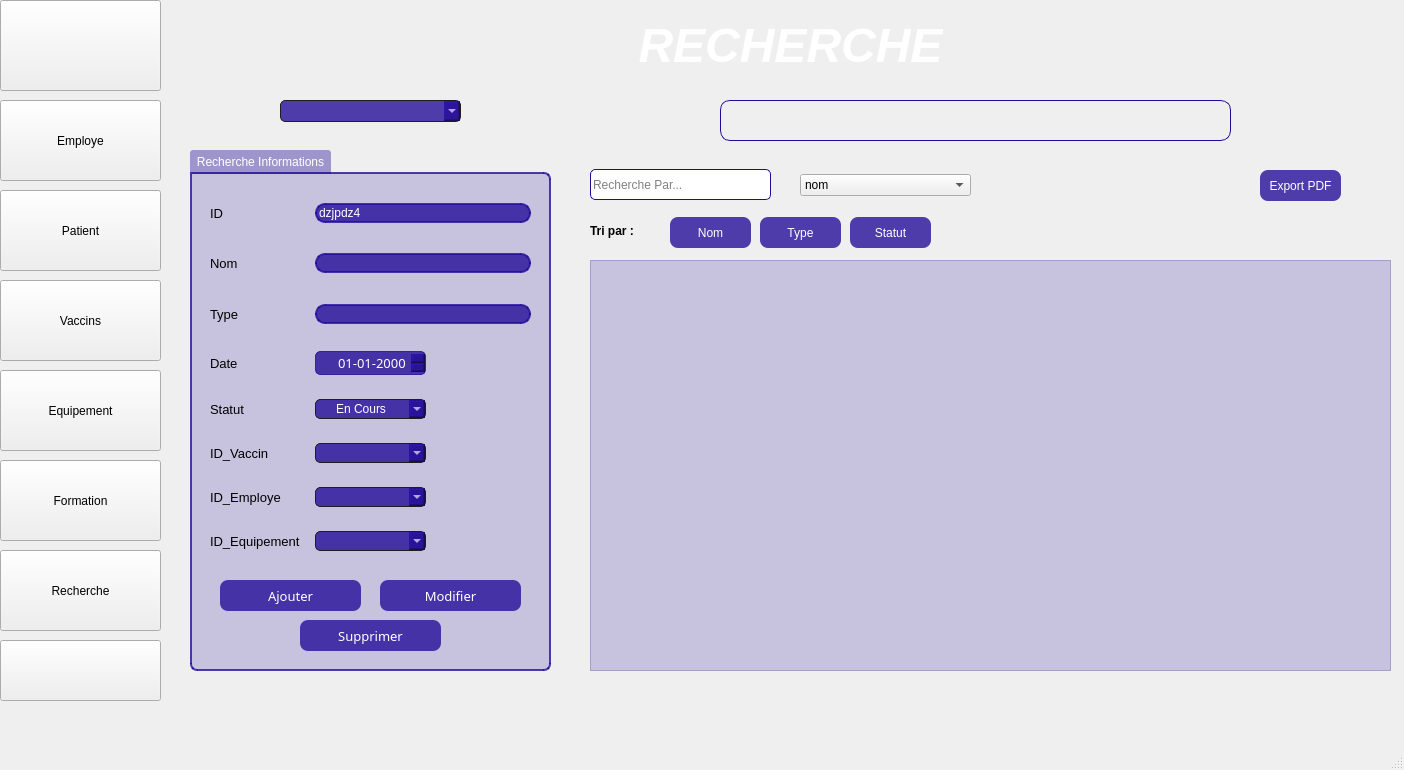
Qt form mainwindow.ui (Sahar231/projetcpp) before a commit.
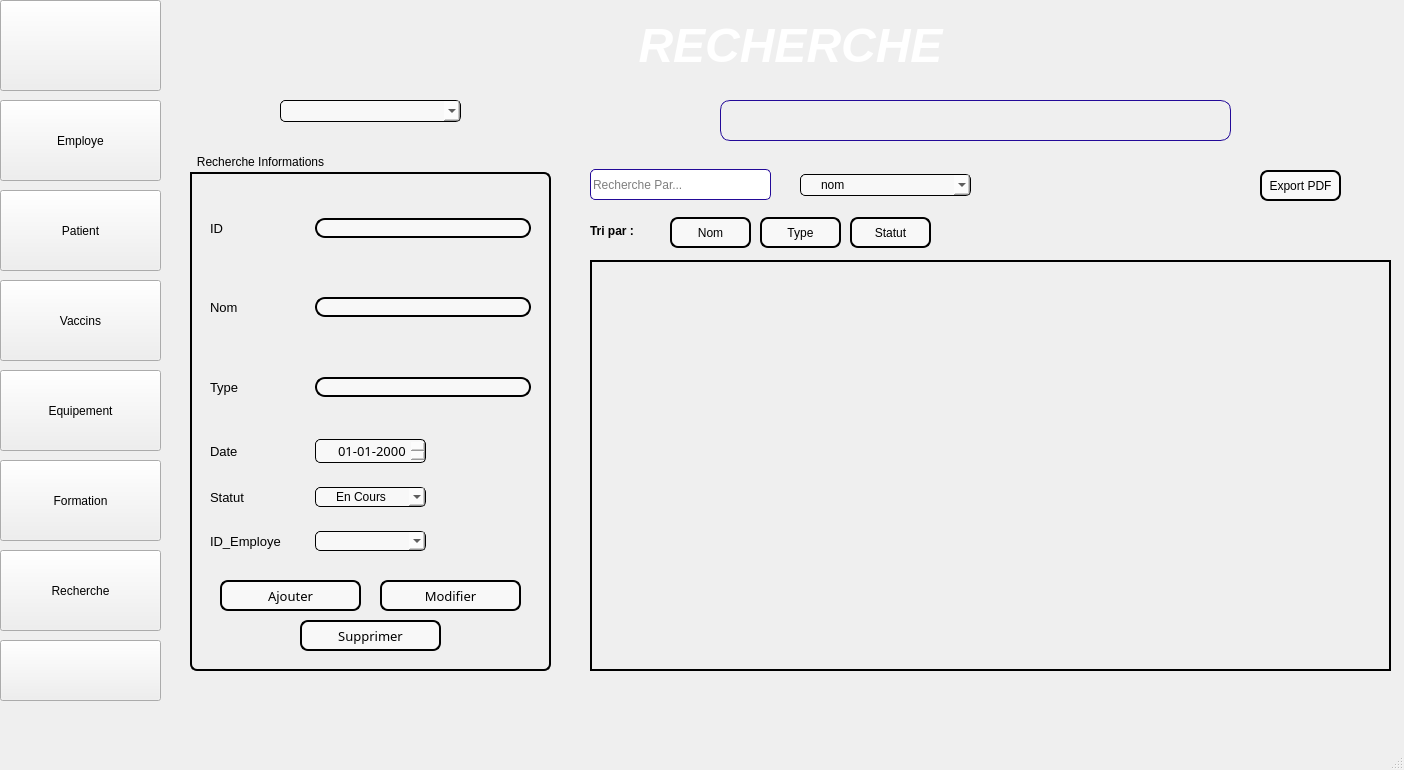
The same form after that commit.

Patch:
```diff
--- a/mainwindow.ui
+++ b/mainwindow.ui
@@ -148,30 +148,30 @@
     </property>
     <property name="styleSheet">
      <string notr="true">QGroupBox {
-    background: rgba(35, 10, 152, 50); /* Matched the specified background color */
-    border: 2px solid;
+    background: transparent; /* Fully transparent background */
+    border: 2px solid black; /* Black border */
     border-top-right-radius: 7px;
     border-bottom-right-radius: 7px;
     border-bottom-left-radius: 7px;
-    border-color: rgba(35, 10, 152, 200); /* Slightly darker border for contrast */
     margin-top: 22px;
-    color: white; /* Changed to white for readability against the semi-transparent background */
+    color: black; /* Default text color */
 }
 
 QGroupBox::title {
-    background-color: rgba(35, 10, 152, 100); /* Slightly more opaque title background for visibility */
+    background-color: transparent; /* Transparent title background */
     subcontrol-origin: margin;
     subcontrol-position: top left;
     padding: 5px;
     border-top-left-radius: 3px;
     border-top-right-radius: 3px;
-    color: white; /* Changed to white for readable text */
+    color: black; /* Default text color */
 }
 
 QGroupBox:hover {
-    background: qlineargradient(spread:pad, x1:0, y1:0, x2:0, y2:1, stop:0 rgba(117, 201, 187, 100), stop:1 rgba(35, 10, 152, 50)); /* Adjusted gradient with lower opacity */
-    border-color: rgba(117, 201, 187, 200); /* Matched start of gradient for hover border */
-}</string>
+    background: transparent; /* No background change on hover */
+    border-color: black; /* Keep border black */
+}
+</string>
     </property>
     <property name="title">
      <string>Recherche Informations</string>
@@ -192,76 +192,8 @@
       <property name="verticalSpacing">
        <number>24</number>
       </property>
-      <item row="8" column="1">
-       <widget class="QComboBox" name="Rc_vaccin_combo">
-        <property name="styleSheet">
-         <string notr="true">QComboBox
-{
-    subcontrol-origin: padding;
-    subcontrol-position: top right;
-    selection-background-color: #111;
-    selection-color: yellow;
-    color: white; /* Changed to white to match button text color */
-    background-color: rgba(35, 10, 152, 200); /* Matched button's base color */
-    border-style: solid;
-    border: 1px solid #1e1e1e;
-    border-radius: 5px; /* Changed to 5px to match button's 8px radius more closely */
-    padding: 1px 0px 1px 20px;
-}
-
-QComboBox:hover
-{
-    background-color: qlineargradient(spread:pad, x1:0, y1:0, x2:0, y2:1, stop:0 rgba(117, 201, 187, 200), stop:1 rgba(35, 10, 152, 200)); /* Matched button's hover gradient */
-    border: 1px solid #1e1e1e;
-}</string>
-        </property>
-       </widget>
-      </item>
-      <item row="10" column="1">
-       <widget class="QComboBox" name="Rc_equip_combo">
-        <property name="styleSheet">
-         <string notr="true">QComboBox
-{
-    subcontrol-origin: padding;
-    subcontrol-position: top right;
-    selection-background-color: #111;
-    selection-color: yellow;
-    color: white; /* Changed to white to match button text color */
-    background-color: rgba(35, 10, 152, 200); /* Matched button's base color */
-    border-style: solid;
-    border: 1px solid #1e1e1e;
-    border-radius: 5px; /* Changed to 5px to match button's 8px radius more closely */
-    padding: 1px 0px 1px 20px;
-}
-
-QComboBox:hover
-{
-    background-color: qlineargradient(spread:pad, x1:0, y1:0, x2:0, y2:1, stop:0 rgba(117, 201, 187, 200), stop:1 rgba(35, 10, 152, 200)); /* Matched button's hover gradient */
-    border: 1px solid #1e1e1e;
-}</string>
-        </property>
-       </widget>
-      </item>
-      <item row="4" column="1" rowspan="2" colspan="2">
-       <widget class="QLineEdit" name="Rc_type_field">
-        <property name="styleSheet">
-         <string notr="true">QLineEdit {
-    background-color: rgba(35, 10, 152, 200); /* Matched button's base color */
-    border: 2px solid rgba(35, 10, 152, 200); /* Matched button's base color for border */
-    border-radius: 10px;
-    color: white; /* Changed to white to match button text color for consistency */
-}
-
-QLineEdit:hover {
-    background-color: qlineargradient(spread:pad, x1:0, y1:0, x2:0, y2:1, stop:0 rgba(117, 201, 187, 200), stop:1 rgba(35, 10, 152, 200)); /* Matched button's hover gradient */
-    border: 2px solid rgba(117, 201, 187, 200); /* Adjusted border to start color of gradient for hover effect */
-    border-radius: 10px;
-}</string>
-        </property>
-       </widget>
-      </item>
-      <item row="9" column="0">
-       <widget class="QLabel" name="Event_label_Lieu_3">
+      <item row="4" column="0" rowspan="2">
+       <widget class="QLabel" name="Event_label_Type">
         <property name="font">
          <font>
           <family>Arial</family>
@@ -272,47 +204,7 @@
          <string notr="true"/>
         </property>
         <property name="text">
-         <string>ID_Employe</string>
-        </property>
-        <property name="alignment">
-         <set>Qt::AlignLeading|Qt::AlignLeft|Qt::AlignVCenter</set>
-        </property>
-       </widget>
-      </item>
-      <item row="0" column="1" rowspan="2" colspan="2">
-       <widget class="QLineEdit" name="Rc_id_field">
-        <property name="styleSheet">
-         <string notr="true">QLineEdit {
-    background-color: rgba(35, 10, 152, 200); /* Matched button's base color */
-    border: 2px solid rgba(35, 10, 152, 200); /* Matched button's base color for border */
-    border-radius: 10px;
-    color: white; /* Changed to white to match button text color for consistency */
-}
-
-QLineEdit:hover {
-    background-color: qlineargradient(spread:pad, x1:0, y1:0, x2:0, y2:1, stop:0 rgba(117, 201, 187, 200), stop:1 rgba(35, 10, 152, 200)); /* Matched button's hover gradient */
-    border: 2px solid rgba(117, 201, 187, 200); /* Adjusted border to start color of gradient for hover effect */
-    border-radius: 10px;
-}</string>
-        </property>
-        <property name="text">
-         <string>dzjpdz4</string>
-        </property>
-       </widget>
-      </item>
-      <item row="2" column="0" rowspan="2">
-       <widget class="QLabel" name="Event_label_Nom">
-        <property name="font">
-         <font>
-          <family>Arial</family>
-          <pointsize>10</pointsize>
-         </font>
-        </property>
-        <property name="styleSheet">
-         <string notr="true"/>
-        </property>
-        <property name="text">
-         <string>Nom</string>
+         <string>Type</string>
         </property>
         <property name="alignment">
          <set>Qt::AlignLeading|Qt::AlignLeft|Qt::AlignVCenter</set>
@@ -326,21 +218,29 @@
 {
     subcontrol-origin: padding;
     subcontrol-position: top right;
-    selection-background-color: #111;
-    selection-color: yellow;
-    color: white; /* Changed to white to match button text color */
-    background-color: rgba(35, 10, 152, 200); /* Matched button's base color */
+    selection-background-color: rgba(255, 255, 255, 150); /* Semi-transparent white for selection */
+    selection-color: black;
+    color: black; /* Default text color */
+    background-color: rgba(255, 255, 255, 150); /* Semi-transparent white background */
     border-style: solid;
-    border: 1px solid #1e1e1e;
-    border-radius: 5px; /* Changed to 5px to match button's 8px radius more closely */
+    border: 1px solid black; /* Black border */
+    border-radius: 5px; /* Keeping rounded corners */
     padding: 1px 0px 1px 20px;
 }
 
 QComboBox:hover
 {
-    background-color: qlineargradient(spread:pad, x1:0, y1:0, x2:0, y2:1, stop:0 rgba(117, 201, 187, 200), stop:1 rgba(35, 10, 152, 200)); /* Matched button's hover gradient */
-    border: 1px solid #1e1e1e;
-}</string>
+    background-color: rgba(255, 255, 255, 180); /* Slightly less transparent on hover */
+    border: 1px solid black; /* Keep border black */
+}
+
+QComboBox QAbstractItemView {
+    background-color: rgba(255, 255, 255, 200); /* Semi-transparent white dropdown */
+    border: 1px solid black;
+    selection-background-color: rgba(200, 200, 200, 150); /* Slightly darker for selected item */
+    selection-color: black;
+}
+</string>
         </property>
         <item>
          <property name="text">
@@ -359,21 +259,22 @@
         </item>
        </widget>
       </item>
-      <item row="2" column="1" rowspan="2" colspan="2">
-       <widget class="QLineEdit" name="Rc_nom_field">
+      <item row="4" column="1" rowspan="2" colspan="2">
+       <widget class="QLineEdit" name="Rc_type_field">
         <property name="styleSheet">
          <string notr="true">QLineEdit {
-    background-color: rgba(35, 10, 152, 200); /* Matched button's base color */
-    border: 2px solid rgba(35, 10, 152, 200); /* Matched button's base color for border */
+    background-color: rgba(255, 255, 255, 150); /* Semi-transparent white */
+    border: 2px solid black; /* Black border */
     border-radius: 10px;
-    color: white; /* Changed to white to match button text color for consistency */
+    color: black; /* Default text color */
 }
 
 QLineEdit:hover {
-    background-color: qlineargradient(spread:pad, x1:0, y1:0, x2:0, y2:1, stop:0 rgba(117, 201, 187, 200), stop:1 rgba(35, 10, 152, 200)); /* Matched button's hover gradient */
-    border: 2px solid rgba(117, 201, 187, 200); /* Adjusted border to start color of gradient for hover effect */
+    background-color: rgba(255, 255, 255, 180); /* Slightly less transparent on hover */
+    border: 2px solid black; /* Keep border black */
     border-radius: 10px;
-}</string>
+}
+</string>
         </property>
        </widget>
       </item>
@@ -396,66 +297,36 @@
         </property>
        </widget>
       </item>
-      <item row="0" column="0" rowspan="2">
-       <widget class="QLabel" name="Event_label_ID">
-        <property name="font">
-         <font>
-          <family>Arial</family>
-          <pointsize>10</pointsize>
-         </font>
-        </property>
-        <property name="styleSheet">
-         <string notr="true"/>
-        </property>
-        <property name="text">
-         <string>ID</string>
-        </property>
-        <property name="alignment">
-         <set>Qt::AlignLeading|Qt::AlignLeft|Qt::AlignVCenter</set>
-        </property>
-       </widget>
-      </item>
-      <item row="8" column="0">
-       <widget class="QLabel" name="Event_label_Lieu_2">
-        <property name="font">
-         <font>
-          <family>Arial</family>
-          <pointsize>10</pointsize>
-         </font>
-        </property>
-        <property name="styleSheet">
-         <string notr="true"/>
-        </property>
-        <property name="text">
-         <string>ID_Vaccin</string>
-        </property>
-        <property name="alignment">
-         <set>Qt::AlignLeading|Qt::AlignLeft|Qt::AlignVCenter</set>
-        </property>
-       </widget>
-      </item>
-      <item row="9" column="1">
+      <item row="8" column="1">
        <widget class="QComboBox" name="Rc_employe_combox">
         <property name="styleSheet">
          <string notr="true">QComboBox
 {
     subcontrol-origin: padding;
     subcontrol-position: top right;
-    selection-background-color: #111;
-    selection-color: yellow;
-    color: white; /* Changed to white to match button text color */
-    background-color: rgba(35, 10, 152, 200); /* Matched button's base color */
+    selection-background-color: rgba(255, 255, 255, 150); /* Semi-transparent white for selection */
+    selection-color: black;
+    color: black; /* Default text color */
+    background-color: rgba(255, 255, 255, 150); /* Semi-transparent white background */
     border-style: solid;
-    border: 1px solid #1e1e1e;
-    border-radius: 5px; /* Changed to 5px to match button's 8px radius more closely */
+    border: 1px solid black; /* Black border */
+    border-radius: 5px; /* Keeping rounded corners */
     padding: 1px 0px 1px 20px;
 }
 
 QComboBox:hover
 {
-    background-color: qlineargradient(spread:pad, x1:0, y1:0, x2:0, y2:1, stop:0 rgba(117, 201, 187, 200), stop:1 rgba(35, 10, 152, 200)); /* Matched button's hover gradient */
-    border: 1px solid #1e1e1e;
-}</string>
+    background-color: rgba(255, 255, 255, 180); /* Slightly less transparent on hover */
+    border: 1px solid black; /* Keep border black */
+}
+
+QComboBox QAbstractItemView {
+    background-color: rgba(255, 255, 255, 200); /* Semi-transparent white dropdown */
+    border: 1px solid black;
+    selection-background-color: rgba(200, 200, 200, 150); /* Slightly darker for selected item */
+    selection-color: black;
+}
+</string>
         </property>
        </widget>
       </item>
@@ -478,8 +349,8 @@
         </property>
        </widget>
       </item>
-      <item row="10" column="0">
-       <widget class="QLabel" name="Event_label_Lieu_4">
+      <item row="8" column="0">
+       <widget class="QLabel" name="Event_label_Lieu_3">
         <property name="font">
          <font>
           <family>Arial</family>
@@ -490,15 +361,38 @@
          <string notr="true"/>
         </property>
         <property name="text">
-         <string>ID_Equipement</string>
+         <string>ID_Employe</string>
         </property>
         <property name="alignment">
          <set>Qt::AlignLeading|Qt::AlignLeft|Qt::AlignVCenter</set>
         </property>
        </widget>
       </item>
-      <item row="4" column="0" rowspan="2">
-       <widget class="QLabel" name="Event_label_Type">
+      <item row="0" column="1" rowspan="2" colspan="2">
+       <widget class="QLineEdit" name="Rc_id_field">
+        <property name="styleSheet">
+         <string notr="true">QLineEdit {
+    background-color: rgba(255, 255, 255, 150); /* Semi-transparent white */
+    border: 2px solid black; /* Black border */
+    border-radius: 10px;
+    color: black; /* Default text color */
+}
+
+QLineEdit:hover {
+    background-color: rgba(255, 255, 255, 180); /* Slightly less transparent on hover */
+    border: 2px solid black; /* Keep border black */
+    border-radius: 10px;
+}
+
+</string>
+        </property>
+        <property name="text">
+         <string/>
+        </property>
+       </widget>
+      </item>
+      <item row="0" column="0" rowspan="2">
+       <widget class="QLabel" name="Event_label_ID">
         <property name="font">
          <font>
           <family>Arial</family>
@@ -509,7 +403,7 @@
          <string notr="true"/>
         </property>
         <property name="text">
-         <string>Type</string>
+         <string>ID</string>
         </property>
         <property name="alignment">
          <set>Qt::AlignLeading|Qt::AlignLeft|Qt::AlignVCenter</set>
@@ -528,20 +422,28 @@
          <string notr="true">QDateEdit {
     subcontrol-origin: padding;
     subcontrol-position: top right;
-    selection-background-color: #111;
-    selection-color: yellow;
-    color: white; /* Changed to white to match button text color */
-    background-color: rgba(35, 10, 152, 200); /* Matched button's base color */
+    selection-background-color: rgba(255, 255, 255, 150); /* Semi-transparent white selection */
+    selection-color: black;
+    color: black; /* Default text color */
+    background-color: rgba(255, 255, 255, 150); /* Semi-transparent white background */
     border-style: solid;
-    border: 1px solid rgba(35, 10, 152, 200); /* Matched button's base color for border */
-    border-radius: 5px; /* Changed to 5px for proper syntax and consistency */
+    border: 1px solid black; /* Black border */
+    border-radius: 5px; /* Keeping rounded corners */
     padding: 1px 0px 1px 20px;
 }
 
 QDateEdit:hover {
-    background-color: qlineargradient(spread:pad, x1:0, y1:0, x2:0, y2:1, stop:0 rgba(117, 201, 187, 200), stop:1 rgba(35, 10, 152, 200)); /* Matched button's hover gradient */
-    border: 1px solid rgba(117, 201, 187, 200); /* Adjusted border to start color of gradient for hover effect */
-}</string>
+    background-color: rgba(255, 255, 255, 180); /* Slightly less transparent on hover */
+    border: 1px solid black; /* Keep border black */
+}
+
+QDateEdit QAbstractItemView {
+    background-color: rgba(255, 255, 255, 200); /* Semi-transparent white dropdown */
+    border: 1px solid black;
+    selection-background-color: rgba(200, 200, 200, 150); /* Slightly darker for selected item */
+    selection-color: black;
+}
+</string>
         </property>
         <property name="alignment">
          <set>Qt::AlignLeading|Qt::AlignLeft|Qt::AlignVCenter</set>
@@ -551,6 +453,45 @@
         </property>
        </widget>
       </item>
+      <item row="2" column="0" rowspan="2">
+       <widget class="QLabel" name="Event_label_Nom">
+        <property name="font">
+         <font>
+          <family>Arial</family>
+          <pointsize>10</pointsize>
+         </font>
+        </property>
+        <property name="styleSheet">
+         <string notr="true"/>
+        </property>
+        <property name="text">
+         <string>Nom</string>
+        </property>
+        <property name="alignment">
+         <set>Qt::AlignLeading|Qt::AlignLeft|Qt::AlignVCenter</set>
+        </property>
+       </widget>
+      </item>
+      <item row="2" column="1" rowspan="2" colspan="2">
+       <widget class="QLineEdit" name="Rc_nom_field">
+        <property name="styleSheet">
+         <string notr="true">QLineEdit {
+    background-color: rgba(255, 255, 255, 150); /* Semi-transparent white */
+    border: 2px solid black; /* Black border */
+    border-radius: 10px;
+    color: black; /* Default text color */
+}
+
+QLineEdit:hover {
+    background-color: rgba(255, 255, 255, 180); /* Slightly less transparent on hover */
+    border: 2px solid black; /* Keep border black */
+    border-radius: 10px;
+}
+
+</string>
+        </property>
+       </widget>
+      </item>
      </layout>
     </widget>
     <widget class="QPushButton" name="Rc_push_Ajouter">
@@ -570,13 +511,17 @@
      </property>
      <property name="styleSheet">
       <string notr="true">QPushButton {
-background-color: rgba(35,10,152, 200);
-border-radius: 8px;
-color: white;
+    background-color: rgba(255, 255, 255, 150); /* Semi-transparent white */
+    border: 2px solid black; /* Black border */
+    border-radius: 8px;
+    color: black; /* Default text color */
 }
+
 QPushButton:hover {
-background-color: qlineargradient(spread:pad, x1:0, y1:0, x2:0, y2:1, stop:0 rgba(117, 201, 187, 200), stop:1 rgba(35,10,152, 200));
-}</string>
+    background-color: rgba(255, 255, 255, 180); /* Slightly less transparent on hover */
+    border: 2px solid black; /* Keep border black */
+}
+</string>
      </property>
      <property name="text">
       <string>Ajouter</string>
@@ -599,13 +544,17 @@
      </property>
      <property name="styleSheet">
       <string notr="true">QPushButton {
-background-color: rgba(35,10,152, 200);
-border-radius: 8px;
-color: white;
+    background-color: rgba(255, 255, 255, 150); /* Semi-transparent white */
+    border: 2px solid black; /* Black border */
+    border-radius: 8px;
+    color: black; /* Default text color */
 }
+
 QPushButton:hover {
-background-color: qlineargradient(spread:pad, x1:0, y1:0, x2:0, y2:1, stop:0 rgba(117, 201, 187, 200), stop:1 rgba(35,10,152, 200));
-}</string>
+    background-color: rgba(255, 255, 255, 180); /* Slightly less transparent on hover */
+    border: 2px solid black; /* Keep border black */
+}
+</string>
      </property>
      <property name="text">
       <string>Modifier</string>
@@ -628,13 +577,17 @@
      </property>
      <property name="styleSheet">
       <string notr="true">QPushButton {
-background-color: rgba(35,10,152, 200);
-border-radius: 8px;
-color: white;
+    background-color: rgba(255, 255, 255, 150); /* Semi-transparent white */
+    border: 2px solid black; /* Black border */
+    border-radius: 8px;
+    color: black; /* Default text color */
 }
+
 QPushButton:hover {
-background-color: qlineargradient(spread:pad, x1:0, y1:0, x2:0, y2:1, stop:0 rgba(117, 201, 187, 200), stop:1 rgba(35,10,152, 200));
-}</string>
+    background-color: rgba(255, 255, 255, 180); /* Slightly less transparent on hover */
+    border: 2px solid black; /* Keep border black */
+}
+</string>
      </property>
      <property name="text">
       <string>Supprimer</string>
@@ -655,21 +608,29 @@
 {
     subcontrol-origin: padding;
     subcontrol-position: top right;
-    selection-background-color: #111;
-    selection-color: yellow;
-    color: white; /* Changed to white to match button text color */
-    background-color: rgba(35, 10, 152, 200); /* Matched button's base color */
+    selection-background-color: rgba(255, 255, 255, 150); /* Semi-transparent white for selection */
+    selection-color: black;
+    color: black; /* Default text color */
+    background-color: rgba(255, 255, 255, 150); /* Semi-transparent white background */
     border-style: solid;
-    border: 1px solid #1e1e1e;
-    border-radius: 5px; /* Changed to 5px to match button's 8px radius more closely */
+    border: 1px solid black; /* Black border */
+    border-radius: 5px; /* Keeping rounded corners */
     padding: 1px 0px 1px 20px;
 }
 
 QComboBox:hover
 {
-    background-color: qlineargradient(spread:pad, x1:0, y1:0, x2:0, y2:1, stop:0 rgba(117, 201, 187, 200), stop:1 rgba(35, 10, 152, 200)); /* Matched button's hover gradient */
-    border: 1px solid #1e1e1e;
-}</string>
+    background-color: rgba(255, 255, 255, 180); /* Slightly less transparent on hover */
+    border: 1px solid black; /* Keep border black */
+}
+
+QComboBox QAbstractItemView {
+    background-color: rgba(255, 255, 255, 200); /* Semi-transparent white dropdown */
+    border: 1px solid black;
+    selection-background-color: rgba(200, 200, 200, 150); /* Slightly darker for selected item */
+    selection-color: black;
+}
+</string>
     </property>
    </widget>
    <widget class="QTableView" name="Rc_TableView_Res">
@@ -682,7 +643,23 @@
      </rect>
     </property>
     <property name="styleSheet">
-     <string notr="true">background-color:rgba(35,10,152, 50);</string>
+     <string notr="true">QTableView {
+    background-color: rgba(255, 255, 255, 150); /* Semi-transparent white */
+    border: 2px solid black; /* Black border */
+    gridline-color: black; /* Ensuring grid lines are visible */
+    color: black; /* Default text color */
+    selection-background-color: rgba(0, 0, 0, 50); /* Slightly visible selection */
+    selection-color: white; /* White text for selection */
+}
+
+QTableView::viewport {
+    background-color: rgba(255, 255, 255, 150); /* Ensuring viewport is also semi-transparent white */
+}
+
+QWidget {
+    background: transparent; /* Ensure parent widget does not override */
+}
+</string>
     </property>
    </widget>
    <widget class="QLabel" name="Rc_Label_InfoAffichage">
@@ -695,9 +672,12 @@
      </rect>
     </property>
     <property name="styleSheet">
-     <string notr="true">background-color: rgba(35,10,152, 0);
-border: 1px solid #230a98;
-border-radius: 10px;
+     <string notr="true">QLabel {
+    background-color: transparent; /* Fully transparent background */
+    border: 1px solid #230a98; /* Purple border */
+    border-radius: 10px; /* Rounded corners */
+    color: black; /* Default text color */
+}
 </string>
     </property>
     <property name="text">
@@ -715,13 +695,17 @@
     </property>
     <property name="styleSheet">
      <string notr="true">QPushButton {
-background-color: rgba(35,10,152, 200);
-border-radius: 8px;
-color: white;
+    background-color: rgba(255, 255, 255, 150); /* Semi-transparent white */
+    border: 2px solid black; /* Black border */
+    border-radius: 8px;
+    color: black; /* Default text color */
 }
+
 QPushButton:hover {
-background-color: qlineargradient(spread:pad, x1:0, y1:0, x2:0, y2:1, stop:0 rgba(117, 201, 187, 200), stop:1 rgba(35,10,152, 200));
-}</string>
+    background-color: rgba(255, 255, 255, 180); /* Slightly less transparent on hover */
+    border: 2px solid black; /* Keep border black */
+}
+</string>
     </property>
     <property name="text">
      <string>Export PDF</string>
@@ -763,13 +747,17 @@
     </property>
     <property name="styleSheet">
      <string notr="true">QPushButton {
-background-color: rgba(35,10,152, 200);
-border-radius: 8px;
-color: white;
+    background-color: rgba(255, 255, 255, 150); /* Semi-transparent white */
+    border: 2px solid black; /* Black border */
+    border-radius: 8px;
+    color: black; /* Default text color */
 }
+
 QPushButton:hover {
-background-color: qlineargradient(spread:pad, x1:0, y1:0, x2:0, y2:1, stop:0 rgba(117, 201, 187, 200), stop:1 rgba(35,10,152, 200));
-}</string>
+    background-color: rgba(255, 255, 255, 180); /* Slightly less transparent on hover */
+    border: 2px solid black; /* Keep border black */
+}
+</string>
     </property>
     <property name="text">
      <string>Statut</string>
@@ -805,13 +793,17 @@
     </property>
     <property name="styleSheet">
      <string notr="true">QPushButton {
-background-color: rgba(35,10,152, 200);
-border-radius: 8px;
-color: white;
+    background-color: rgba(255, 255, 255, 150); /* Semi-transparent white */
+    border: 2px solid black; /* Black border */
+    border-radius: 8px;
+    color: black; /* Default text color */
 }
+
 QPushButton:hover {
-background-color: qlineargradient(spread:pad, x1:0, y1:0, x2:0, y2:1, stop:0 rgba(117, 201, 187, 200), stop:1 rgba(35,10,152, 200));
-}</string>
+    background-color: rgba(255, 255, 255, 180); /* Slightly less transparent on hover */
+    border: 2px solid black; /* Keep border black */
+}
+</string>
     </property>
     <property name="text">
      <string>Nom</string>
@@ -828,13 +820,17 @@
     </property>
     <property name="styleSheet">
      <string notr="true">QPushButton {
-background-color: rgba(35,10,152, 200);
-border-radius: 8px;
-color: white;
+    background-color: rgba(255, 255, 255, 150); /* Semi-transparent white */
+    border: 2px solid black; /* Black border */
+    border-radius: 8px;
+    color: black; /* Default text color */
 }
+
 QPushButton:hover {
-background-color: qlineargradient(spread:pad, x1:0, y1:0, x2:0, y2:1, stop:0 rgba(117, 201, 187, 200), stop:1 rgba(35,10,152, 200));
-}</string>
+    background-color: rgba(255, 255, 255, 180); /* Slightly less transparent on hover */
+    border: 2px solid black; /* Keep border black */
+}
+</string>
     </property>
     <property name="text">
      <string>Type</string>
@@ -849,6 +845,35 @@
       <height>22</height>
      </rect>
     </property>
+    <property name="styleSheet">
+     <string notr="true">QComboBox
+{
+    subcontrol-origin: padding;
+    subcontrol-position: top right;
+    selection-background-color: rgba(255, 255, 255, 150); /* Semi-transparent white for selection */
+    selection-color: black;
+    color: black; /* Default text color */
+    background-color: rgba(255, 255, 255, 150); /* Semi-transparent white background */
+    border-style: solid;
+    border: 1px solid black; /* Black border */
+    border-radius: 5px; /* Keeping rounded corners */
+    padding: 1px 0px 1px 20px;
+}
+
+QComboBox:hover
+{
+    background-color: rgba(255, 255, 255, 180); /* Slightly less transparent on hover */
+    border: 1px solid black; /* Keep border black */
+}
+
+QComboBox QAbstractItemView {
+    background-color: rgba(255, 255, 255, 200); /* Semi-transparent white dropdown */
+    border: 1px solid black;
+    selection-background-color: rgba(200, 200, 200, 150); /* Slightly darker for selected item */
+    selection-color: black;
+}
+</string>
+    </property>
     <item>
      <property name="text">
       <string>nom</string>
```
